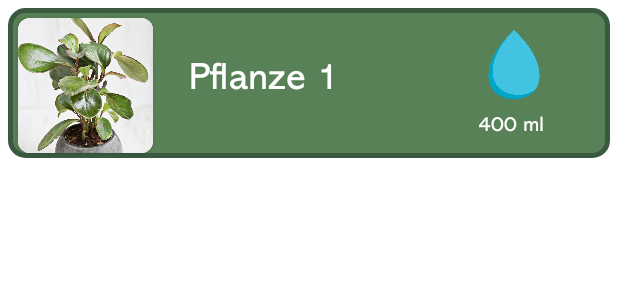
After one commit to lisabrdt/GUIProject, an Android app: the layout dashboard_element.xml on its own in the app's theme, with its tools: preview values and no code run, on a phone screen of 412 x 824 dp. The commit adds this screen. Shown: the top 300 px of the screen. Run offline under Robolectric (Android 15) with nearby library versions, the phone set to English and light mode, and no system bars.

Commit message:
Text sizes

```diff
--- a/app/src/main/java/de/gwtgteam/gowiththegrow/ui/dashboard/DashboardFragment.java
+++ b/app/src/main/java/de/gwtgteam/gowiththegrow/ui/dashboard/DashboardFragment.java
@@ -18,6 +18,8 @@ import androidx.lifecycle.ViewModelProvider;
 import de.gwtgteam.gowiththegrow.DetailActivity;
 import de.gwtgteam.gowiththegrow.R;
 import de.gwtgteam.gowiththegrow.ui.wiki.AZFragment;
+
+
 
 public class DashboardFragment extends Fragment implements AdapterView.OnClickListener{
 
--- /dev/null
+++ b/app/src/main/res/layout/dashboard_element.xml
@@ -0,0 +1,72 @@
+<?xml version="1.0" encoding="utf-8"?>
+<androidx.constraintlayout.widget.ConstraintLayout android:id="@+id/DashboardElement"
+    android:layout_width="match_parent"
+    xmlns:app="http://schemas.android.com/apk/res-auto"
+    android:layout_height="100dp"
+    android:background="@drawable/layout_round_corners"
+    android:paddingLeft="1dp"
+    android:paddingTop="1dp"
+    android:visibility="visible"
+    android:layout_margin="5dp"
+    xmlns:android="http://schemas.android.com/apk/res/android">
+
+    <androidx.cardview.widget.CardView
+        android:layout_width="90dp"
+        android:layout_height="90dp"
+        android:layout_margin="5dp"
+        android:elevation="10dp"
+        app:cardCornerRadius="8dp"
+        app:layout_constraintStart_toStartOf="parent"
+        app:layout_constraintTop_toTopOf="parent">
+
+        <ImageView
+            android:id="@+id/dashboardElementImage"
+            android:layout_width="match_parent"
+            android:layout_height="100dp"
+            android:background="@color/white"
+            android:scaleType="centerCrop"
+            android:src="@drawable/plant_photo_1" />
+    </androidx.cardview.widget.CardView>
+
+    <TextView
+        android:id="@+id/dashboardElementName"
+        android:layout_width="wrap_content"
+        android:layout_height="wrap_content"
+        android:layout_marginStart="119dp"
+        android:layout_marginLeft="119dp"
+        android:layout_marginTop="30dp"
+        android:text="Pflanze 1"
+        android:textColor="@color/white"
+        android:fontFamily="@font/abadi"
+        android:textSize="25dp"
+        app:layout_constraintStart_toStartOf="parent"
+        app:layout_constraintTop_toTopOf="parent" />
+
+    <ImageView
+        android:id="@+id/dashboardElementIcon"
+        android:layout_width="48dp"
+        android:layout_height="46dp"
+        android:layout_marginTop="13dp"
+        android:layout_marginEnd="40dp"
+        android:layout_marginRight="40dp"
+        android:src="@drawable/drop_small"
+        app:layout_constraintEnd_toEndOf="parent"
+        app:layout_constraintTop_toTopOf="parent" />
+
+    <TextView
+        android:id="@+id/dashboardElementIconText"
+        android:layout_width="48dp"
+        android:layout_height="18dp"
+        android:layout_marginEnd="42dp"
+        android:layout_marginRight="42dp"
+        android:layout_marginBottom="13dp"
+        android:gravity="center"
+        android:text="400 ml"
+        android:fontFamily="@font/abadi"
+        android:textSize="14sp"
+        android:textColor="@color/white"
+        app:layout_constraintBottom_toBottomOf="parent"
+        app:layout_constraintEnd_toEndOf="parent" />
+
+
+</androidx.constraintlayout.widget.ConstraintLayout>
--- a/app/src/main/res/layout/fragment_catalog.xml
+++ b/app/src/main/res/layout/fragment_catalog.xml
@@ -27,7 +27,7 @@
                 android:layout_marginEnd="8dp"
                 android:gravity="center_horizontal"
                 android:textAlignment="center"
-                android:textSize="20sp"
+                android:textSize="@dimen/large_text"
                 app:layout_constraintBottom_toBottomOf="parent"
                 app:layout_constraintEnd_toEndOf="parent"
                 app:layout_constraintStart_toStartOf="parent"
--- a/app/src/main/res/values/dimens.xml
+++ b/app/src/main/res/values/dimens.xml
@@ -2,4 +2,6 @@
     <!-- Default screen margins, per the Android Design guidelines. -->
     <dimen name="activity_horizontal_margin">16dp</dimen>
     <dimen name="activity_vertical_margin">16dp</dimen>
+    <dimen name="large_text">22sp</dimen>
+    <dimen name="medium_text">18sp</dimen>
 </resources>
```
Also changed, not shown: app/src/main/java/de/gwtgteam/gowiththegrow/CustomLVAdapter.java (added, +86 -0 lines), app/src/main/java/de/gwtgteam/gowiththegrow/Todos.java (added, +7 -0 lines), app/src/main/res/layout/fragment_dashboard.xml (+6 -66 lines).
